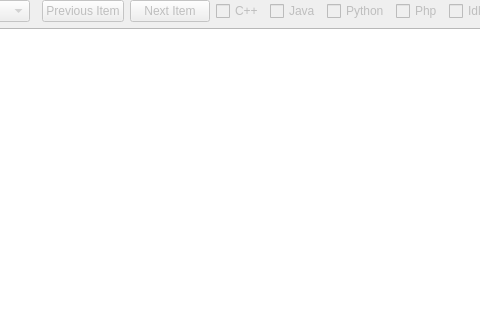
This is src/CustomWidgets/quickedit.ui in mobius3/douml as Qt 5 draws it before an edit; both pictures show x 290 to 770 and y 0 to 320 of the 927 by 595 pixel window. The edited form follows.
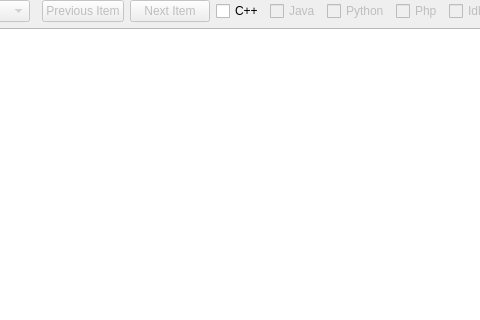
This is the edited form. Icons and pictures are not drawn.

Patch:
```diff
--- a/src/CustomWidgets/quickedit.ui
+++ b/src/CustomWidgets/quickedit.ui
@@ -77,7 +77,7 @@
      <item>
       <widget class="QCheckBox" name="chkCpp">
        <property name="enabled">
-        <bool>false</bool>
+        <bool>true</bool>
        </property>
        <property name="text">
         <string>C++</string>
```
